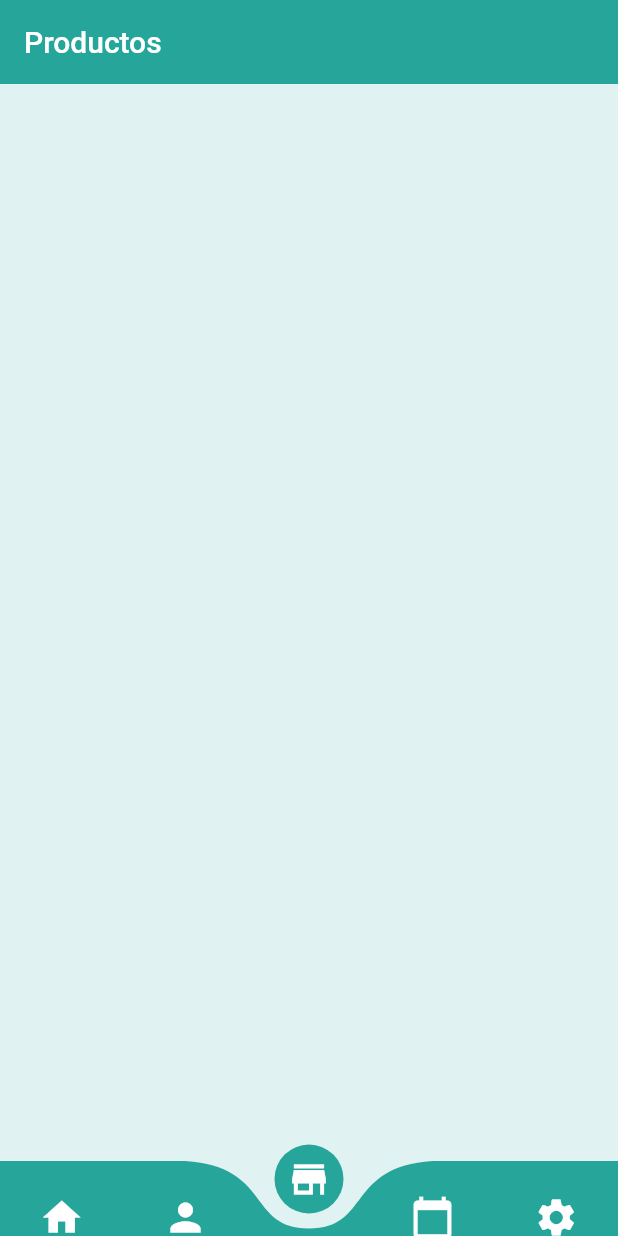
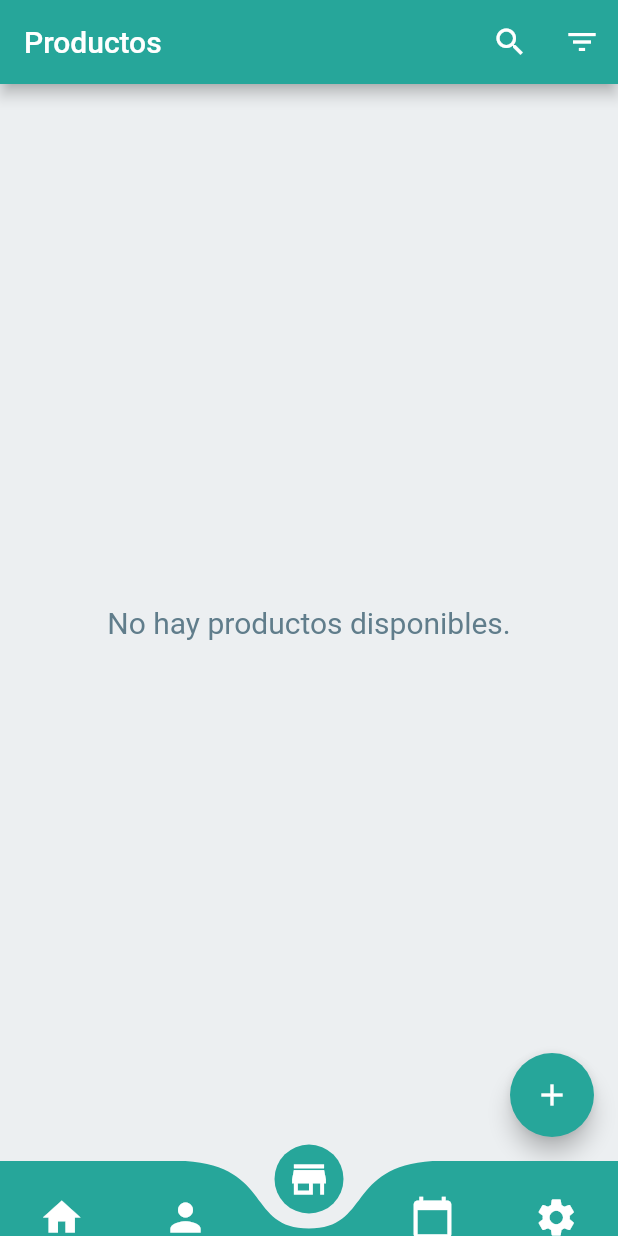
Before and after one commit to Mishe28/WorkScheduler, a Flutter app: the screen it shows after launch, item 3 of the bottom bar chosen, on a phone screen of 412 x 824 dp. Run offline on Flutter 3.47's test engine with Material 2 defaults, Android fonts, the phone set to English and light mode, and no system bars; drawn by our look-alikes of curved_navigation_bar.

Commit message:
interfaz de productos implementada
se cambia el color del fondo de la aplicación.

```diff
--- a/nav_bar/lib/actividades.dart
+++ b/nav_bar/lib/actividades.dart
@@ -7,7 +7,7 @@ class Actividades extends StatelessWidget {
   @override
   Widget build(BuildContext context) {
     return Scaffold(
-      backgroundColor: Colors.teal.shade50, // fonde de la otra pagina
+      backgroundColor: Colors.blueGrey.shade50, // fonde de la otra pagina
       appBar: AppBar(
         foregroundColor: Colors.white,
         backgroundColor: Colors.teal.shade400, //color background del titulo
--- a/nav_bar/lib/main.dart
+++ b/nav_bar/lib/main.dart
@@ -46,7 +46,7 @@ class _NavBarState extends State<NavBar> {
 //  Crear  Iconos
 
     return Scaffold(
-      backgroundColor: Colors.teal.shade50, // animacion color
+      backgroundColor: Colors.blueGrey.shade50, // animacion color
 
       body: screens[index],
       bottomNavigationBar: Theme(
@@ -56,7 +56,7 @@ class _NavBarState extends State<NavBar> {
         child: CurvedNavigationBar(
           key: navigationKey,
           color: Colors.teal.shade400, // color barra navegacion
-          backgroundColor: Colors.teal.shade50,
+          backgroundColor: Colors.blueGrey.shade50,
           height: 50,
           animationCurve: Curves.easeInOut,
           animationDuration: const Duration(milliseconds: 300),
--- a/nav_bar/lib/productos.dart
+++ b/nav_bar/lib/productos.dart
@@ -1,22 +1,73 @@
 import 'package:flutter/material.dart'; // importa del main
 
-class Productos extends StatelessWidget {
+class Productos extends StatefulWidget {
   const Productos({Key? key}) : super(key: key);
 
-  // para importar en el main hay  q poner lo mswimo
+  @override
+  State<Productos> createState() => _MyStatefulWidgetState();
+}
+
+/// AnimationControllers can be created with `vsync: this` because of TickerProviderStateMixin.
+class _MyStatefulWidgetState extends State<Productos>
+    with TickerProviderStateMixin {
+  /*late TabController _tabController;
+
+  @override
+  void initState() {
+    super.initState();
+    _tabController = TabController(length: 3, vsync: this);
+  }*/
+
   @override
   Widget build(BuildContext context) {
     return Scaffold(
-      backgroundColor: Colors.teal.shade50, // fonde de la otra pagina
+      backgroundColor: Colors.blueGrey.shade50, // fondo de la otra pagina
       appBar: AppBar(
-        foregroundColor: Colors.white,
-        backgroundColor: Colors.teal.shade400, //color background del titulo
-        title: const Text("Productos"),
-        elevation: 0,
+        backgroundColor: Colors.teal.shade400, // fondo de la AppBar
+        title: const Text('Productos'),
+        actions: <Widget>[
+          IconButton(
+            icon: const Icon(Icons.search),
+            tooltip: 'buscar',
+            onPressed: () {
+              ScaffoldMessenger.of(context)
+                  .showSnackBar(const SnackBar(content: Text('buscar')));
+            },
+          ),
+          IconButton(
+            icon: const Icon(Icons.filter_list),
+            tooltip: 'filtrar',
+            onPressed: () {
+              ScaffoldMessenger.of(context)
+                  .showSnackBar(const SnackBar(content: Text('Filtrar')));
+            },
+          ),
+        ],
+      ),
+      body: Center(
+        child: Column(
+          mainAxisAlignment: MainAxisAlignment.center,
+          children: <Widget>[
+            Builder(builder: (context) {
+              return const Text(
+                'No hay productos disponibles.',
+                style: TextStyle(fontSize: 20, color: Colors.blueGrey),
+              );
+            })
+          ],
+        ),
+      ),
 
-        //centerTitle: true,
+      floatingActionButtonLocation: FloatingActionButtonLocation.endFloat,
+      floatingActionButton: FloatingActionButton(
+        backgroundColor: Colors.teal.shade400,
+        onPressed: () {
+          ScaffoldMessenger.of(context)
+              .showSnackBar(const SnackBar(content: Text('agregar contactos')));
+        },
+        tooltip: 'Increment',
+        child: const Icon(Icons.add),
       ),
-      //body: Text("Reportes",style: TextStyle(fontSize: 20),),
     );
   }
 }
--- a/nav_bar/lib/settings.dart
+++ b/nav_bar/lib/settings.dart
@@ -7,7 +7,7 @@ class Settings extends StatelessWidget {
   @override
   Widget build(BuildContext context) {
     return Scaffold(
-      backgroundColor: Colors.teal.shade50, // fonde de la otra pagina
+      backgroundColor: Colors.blueGrey.shade50, // fonde de la otra pagina
       appBar: AppBar(
         foregroundColor: Colors.white,
         backgroundColor: Colors.teal.shade400, //color background del titulo
```
Also changed, not shown: nav_bar/lib/contactos.dart (+34 -19 lines), nav_bar/lib/dashboard.dart (+3 -7 lines).
